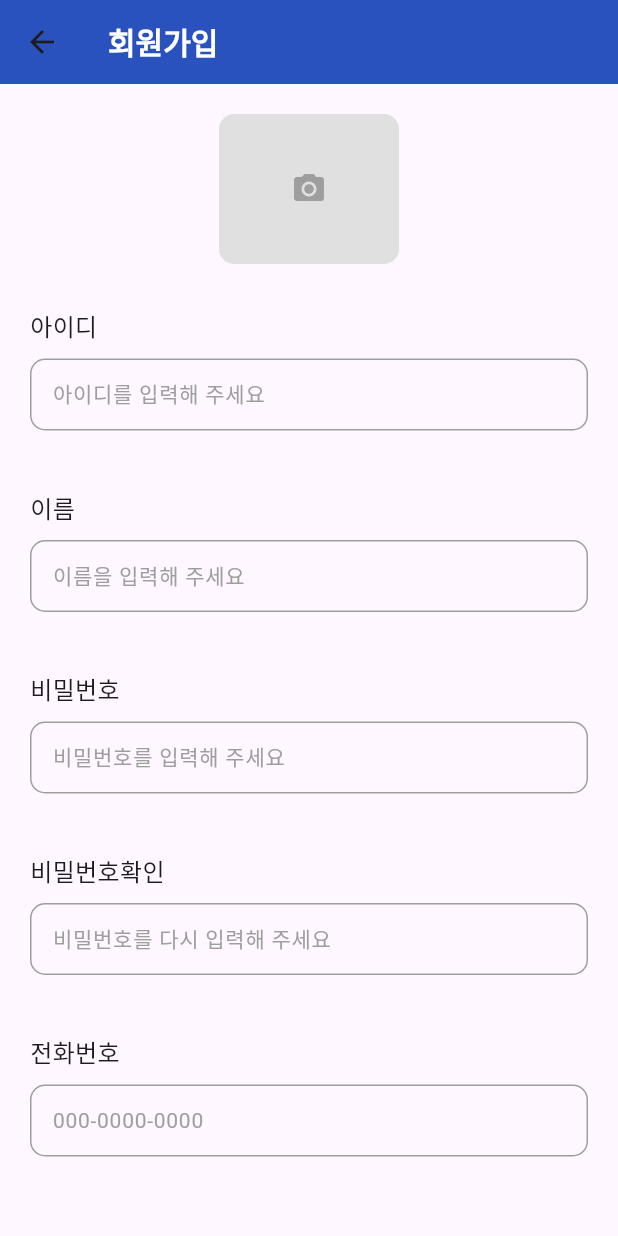
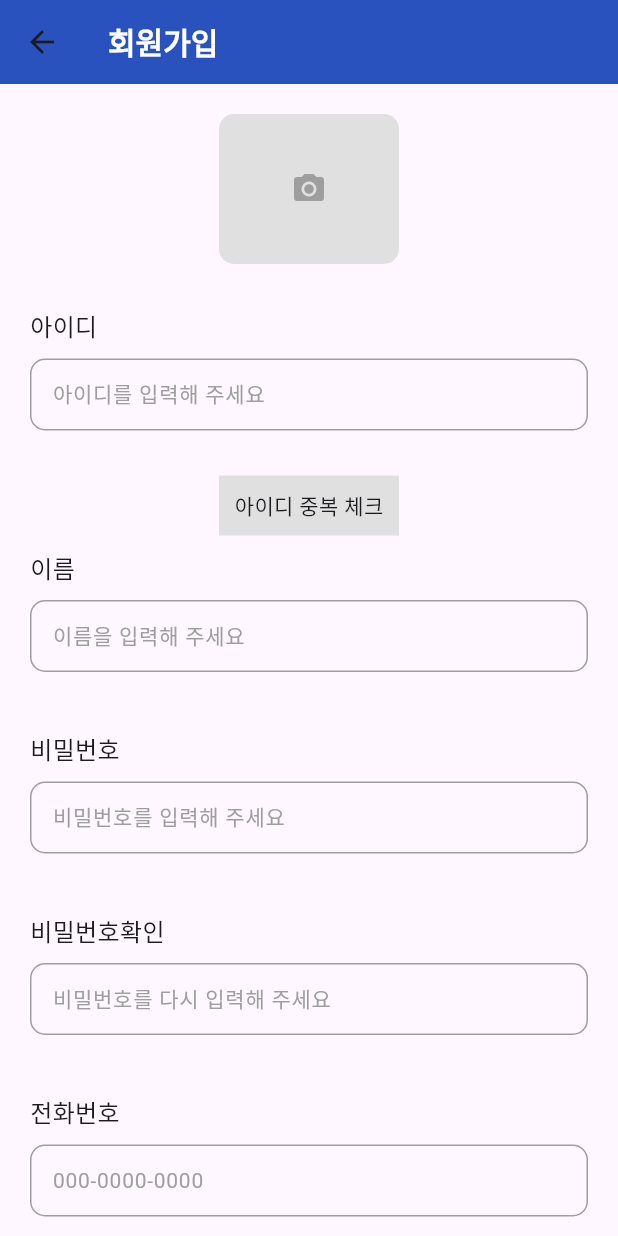
Before and after one commit to korea-pet-helper/korea-pet-help-diary, a Flutter app: the JoinPage screen opened directly, on a phone screen of 412 x 824 dp. Run offline on Flutter 3.47's test engine with Material 3 defaults, Android fonts, the phone set to English and light mode, and no system bars; our stand-ins replace cloud_firestore, dio, firebase_core, firebase_storage, flutter_riverpod, geolocator and 1 more; accounts and stored records are empty.

Commit message:
feat: id 중복체크 기능 추가

```diff
--- a/lib/ui/pages/join/join_page.dart
+++ b/lib/ui/pages/join/join_page.dart
@@ -8,6 +8,7 @@ import 'package:korea_pet_help_diary/ui/pages/join/geolocator_helper.dart';
 import 'package:path/path.dart' as path;
 import 'firebase_user_creat.dart';
 import 'package:korea_pet_help_diary/util/formatter.dart';
+import 'package:cloud_firestore/cloud_firestore.dart';
 
 class JoinPage extends ConsumerStatefulWidget {
   @override
@@ -26,6 +27,7 @@ class _JoinPageState extends ConsumerState<JoinPage> {
   //정상 작성여부 확인
   bool imagePass = false;
   bool idPass = false;
+  bool idCheckPass = false;
   bool namePass = false;
   bool passwordPass = false;
   bool passwprd2Pass = false;
@@ -148,6 +150,55 @@ class _JoinPageState extends ConsumerState<JoinPage> {
                     },
                     errorText: idError,
                   ),
+                  // Firestore 패키지 임포트
+                  GestureDetector(
+                    onTap: () async {
+                      if (idTextEditingController.text.length >= 5) {
+                        String userId =
+                            idTextEditingController.text.trim(); // 입력된 아이디 가져오기
+
+                        if (userId.isEmpty) {
+                          // 아이디가 비어있을 경우 에러 처리
+                          ScaffoldMessenger.of(context).showSnackBar(SnackBar(
+                            content: Text('아이디를 입력해주세요.'),
+                          ));
+                          return;
+                        }
+
+                        // Firestore에서 해당 아이디 문서 조회
+                        DocumentSnapshot userDoc = await FirebaseFirestore
+                            .instance
+                            .collection('Users')
+                            .doc(userId)
+                            .get();
+
+                        setState(() {
+                          if (userDoc.exists) {
+                            //문서 존재여부 확인_false : 없음
+                            // 이미 해당 아이디가 존재할 경우
+                            idError = '이미 사용 중인 아이디입니다.';
+                            idCheckPass = false;
+                          } else {
+                            // 해당 아이디를 사용할 수 있는 경우
+                            idError = '사용 가능한 아이디입니다.';
+                            idCheckPass = true;
+                          }
+                        });
+                      }
+                    },
+                    child: Container(
+                      height: 40,
+                      width: 120,
+                      color: Colors.grey[300],
+                      child: Center(
+                        child: Text(
+                          '아이디 중복 체크',
+                          style: TextStyle(fontSize: 14),
+                        ),
+                      ),
+                    ),
+                  ),
+
                   buildInputField(
                     title: '이름',
                     hintText: '이름을 입력해 주세요',
--- a/lib/ui/pages/login/login_page.dart
+++ b/lib/ui/pages/login/login_page.dart
@@ -103,7 +103,8 @@ class _LoginPageState extends State<LoginPage> {
                             Navigator.push(
                               context,
                               MaterialPageRoute(
-                                  builder: (context) => HomePage()),
+                                  builder: (context) =>
+                                      HomePage(localCode: '1111111')), //임시
                             );
                           } else {
                             showCustomSnackBar(context, '로그인 실패');
```
Also changed, not shown: 1 other file.
